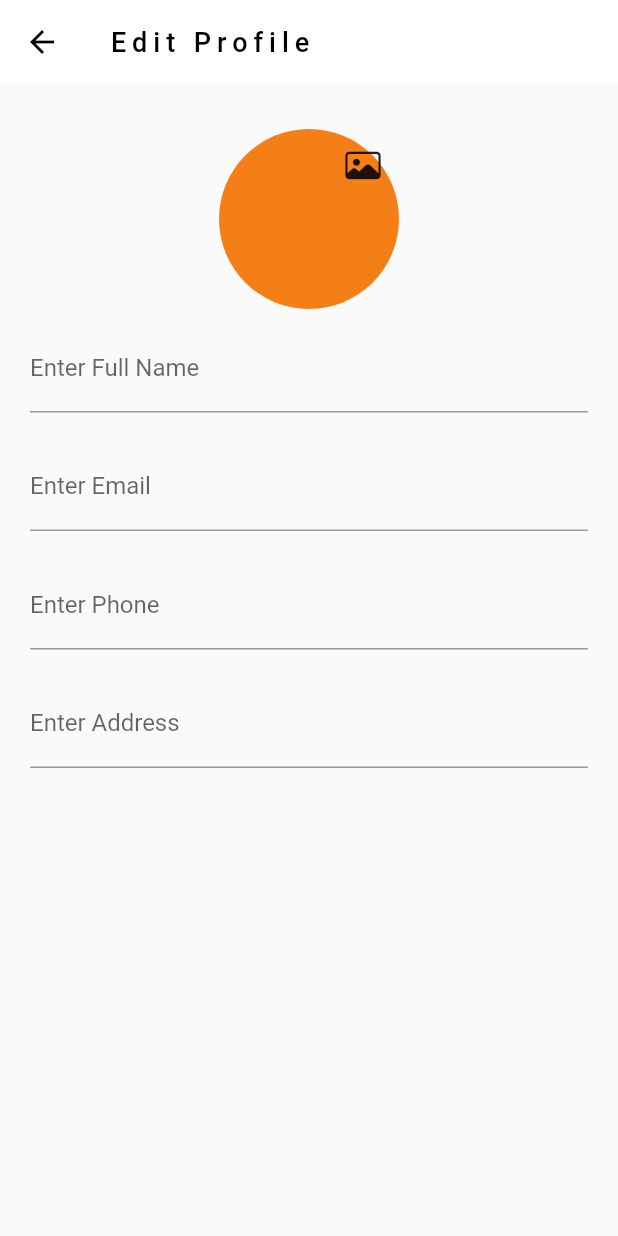
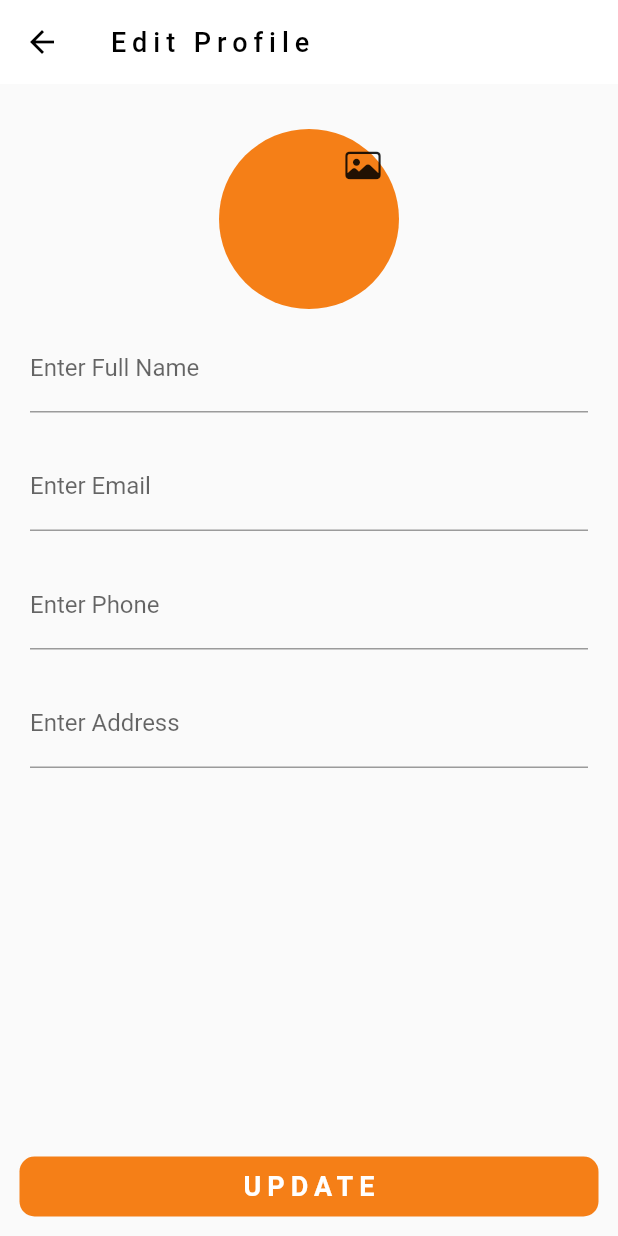
Before and after one commit to Nurujjaman329/Ecommerce-Sports, a Flutter app: the EditProfileScreen screen opened directly with empty values, on a phone screen of 412 x 824 dp. Run offline on Flutter 3.47's test engine with Material 2 defaults, Android fonts, the phone set to English and light mode, and no system bars; our stand-ins replace cached_network_image, cloud_firestore, firebase_auth, firebase_core, firebase_storage, flutter_easyloading and 4 more; missing offline and left inert: country_state_city_picker, flutterfire_ui; accounts and stored records are empty; project files that could hold a hidden picture were left out.

```diff
--- a/ecommerceapp/lib/views/buyers/inner_screens/edit_profile.dart
+++ b/ecommerceapp/lib/views/buyers/inner_screens/edit_profile.dart
@@ -1,5 +1,8 @@
+import 'package:cloud_firestore/cloud_firestore.dart';
+import 'package:firebase_auth/firebase_auth.dart';
 import 'package:flutter/cupertino.dart';
 import 'package:flutter/material.dart';
+import 'package:flutter_easyloading/flutter_easyloading.dart';
 
 class EditProfileScreen extends StatefulWidget {
   final dynamic userData;
@@ -11,11 +14,14 @@ class EditProfileScreen extends StatefulWidget {
 }
 
 class _EditProfileScreenState extends State<EditProfileScreen> {
+  final FirebaseFirestore _firestore = FirebaseFirestore.instance;
   final TextEditingController _fullNameController = TextEditingController();
 
   final TextEditingController _emailController = TextEditingController();
 
   final TextEditingController _phoneController = TextEditingController();
+
+  String? address;
 
   @override
   void initState() {
@@ -101,6 +107,9 @@ class _EditProfileScreenState extends State<EditProfileScreen> {
                 Padding(
                   padding: const EdgeInsets.all(10.0),
                   child: TextFormField(
+                    onChanged: (value) {
+                      address = value;
+                    },
                     decoration: InputDecoration(
                       labelText: 'Enter Address',
                     ),
@@ -111,6 +120,44 @@ class _EditProfileScreenState extends State<EditProfileScreen> {
           ),
         ),
       ),
+      bottomSheet: Padding(
+        padding: const EdgeInsets.all(13.0),
+        child: InkWell(
+          onTap: () async {
+            EasyLoading.show(status: 'UPDATING');
+            await _firestore
+                .collection('buyers')
+                .doc(FirebaseAuth.instance.currentUser!.uid)
+                .update({
+              'fullName': _fullNameController.text,
+              'email': _emailController.text,
+              'phoneNumber': _phoneController.text,
+              'address': address,
+            }).whenComplete(() {
+              EasyLoading.dismiss();
+            });
+          },
+          child: Container(
+            height: 40,
+            width: MediaQuery.of(context).size.width,
+            decoration: BoxDecoration(
+              color: Colors.yellow.shade900,
+              borderRadius: BorderRadius.circular(10),
+            ),
+            child: Center(
+              child: Text(
+                "UPDATE",
+                style: TextStyle(
+                  color: Colors.white,
+                  fontSize: 18,
+                  letterSpacing: 4,
+                  fontWeight: FontWeight.bold,
+                ),
+              ),
+            ),
+          ),
+        ),
+      ),
     );
   }
 }
```
